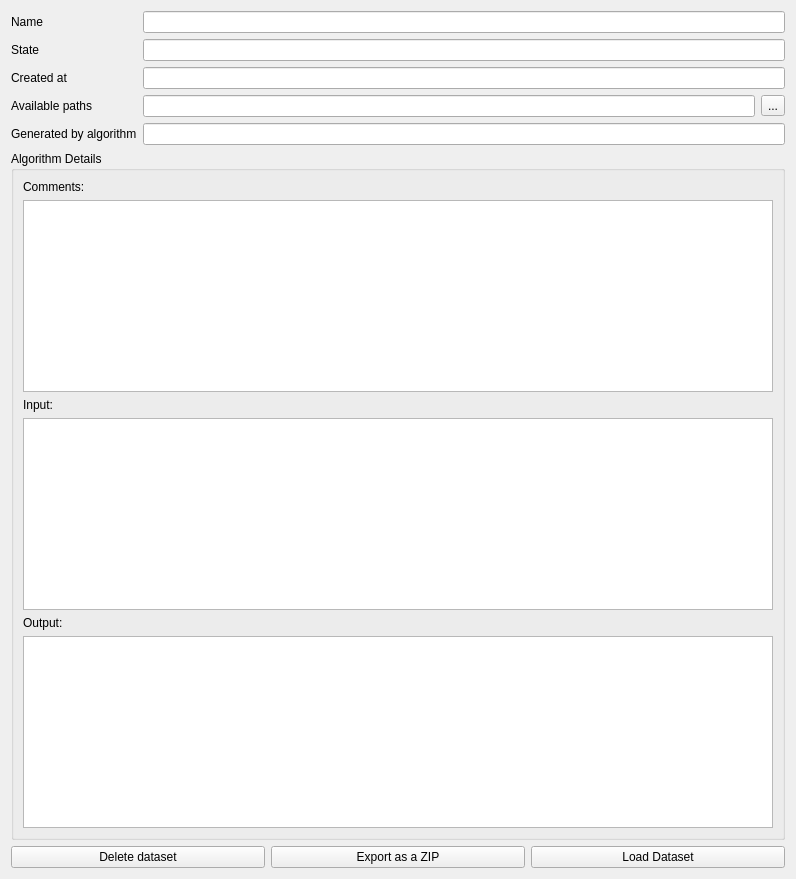
First picture: the form in LDMP/gui/WidgetDatasetItemDetails.ui, repository ConservationInternational/trends.earth, before the edit.
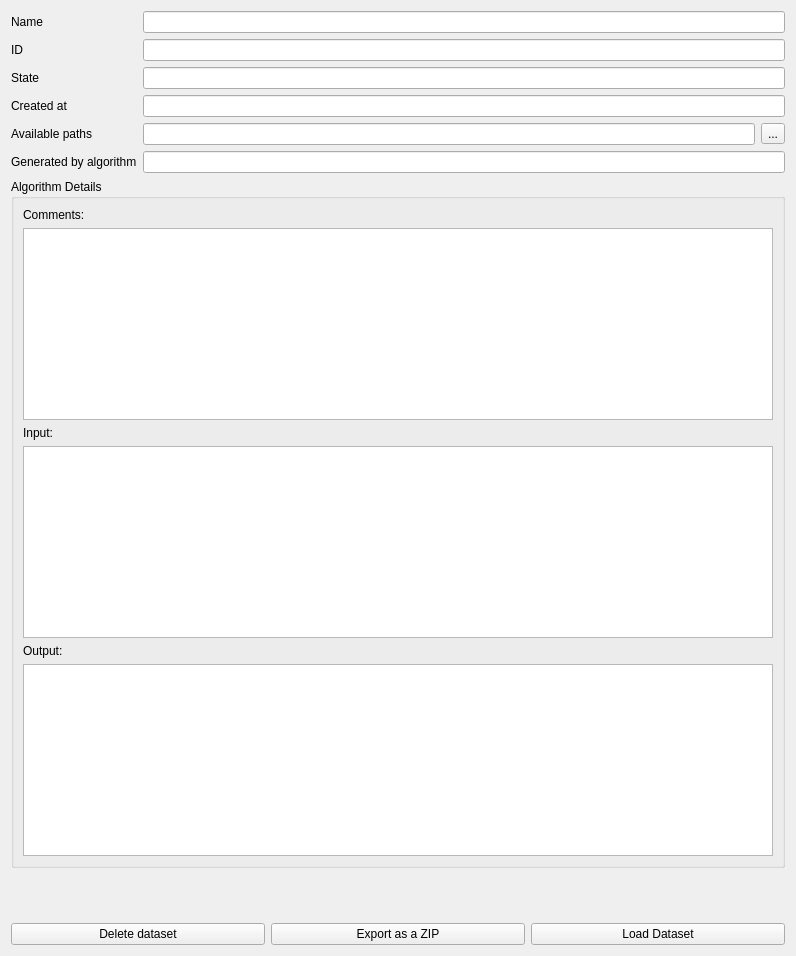
Second picture: the form after the edit. Icons and pictures are not drawn. Custom widgets are drawn as their Qt base class.

Commit message: Add id field to dataset details page

```diff
--- a/LDMP/gui/WidgetDatasetItemDetails.ui
+++ b/LDMP/gui/WidgetDatasetItemDetails.ui
@@ -7,7 +7,7 @@
     <x>0</x>
     <y>0</y>
     <width>796</width>
-    <height>278</height>
+    <height>956</height>
    </rect>
   </property>
   <property name="sizePolicy">
@@ -22,28 +22,7 @@
   <layout class="QVBoxLayout" name="verticalLayout_2">
    <item>
     <layout class="QGridLayout" name="gridLayout">
-     <item row="0" column="0">
-      <widget class="QLabel" name="label_3">
-       <property name="text">
-        <string>Name</string>
-       </property>
-      </widget>
-     </item>
-     <item row="0" column="1">
-      <widget class="QLineEdit" name="name_le">
-       <property name="readOnly">
-        <bool>true</bool>
-       </property>
-      </widget>
-     </item>
-     <item row="1" column="0">
-      <widget class="QLabel" name="label_5">
-       <property name="text">
-        <string>State</string>
-       </property>
-      </widget>
-     </item>
-     <item row="1" column="1">
+     <item row="2" column="1">
       <widget class="QLineEdit" name="state_le">
        <property name="readOnly">
         <bool>true</bool>
@@ -51,27 +30,55 @@
       </widget>
      </item>
      <item row="2" column="0">
+      <widget class="QLabel" name="label_5">
+       <property name="text">
+        <string>State</string>
+       </property>
+      </widget>
+     </item>
+     <item row="3" column="0">
       <widget class="QLabel" name="label">
        <property name="text">
         <string>Created at</string>
        </property>
       </widget>
      </item>
-     <item row="2" column="1">
+     <item row="3" column="1">
       <widget class="QLineEdit" name="created_at_le">
        <property name="readOnly">
         <bool>true</bool>
        </property>
       </widget>
      </item>
-     <item row="3" column="0">
+     <item row="4" column="0">
       <widget class="QLabel" name="label_2">
        <property name="text">
         <string>Available paths</string>
        </property>
       </widget>
      </item>
-     <item row="3" column="1">
+     <item row="0" column="0">
+      <widget class="QLabel" name="label_3">
+       <property name="text">
+        <string>Name</string>
+       </property>
+      </widget>
+     </item>
+     <item row="0" column="1">
+      <widget class="QLineEdit" name="name_le">
+       <property name="readOnly">
+        <bool>true</bool>
+       </property>
+      </widget>
+     </item>
+     <item row="5" column="0">
+      <widget class="QLabel" name="label_4">
+       <property name="text">
+        <string>Generated by algorithm</string>
+       </property>
+      </widget>
+     </item>
+     <item row="4" column="1">
       <layout class="QHBoxLayout" name="horizontalLayout_2">
        <item>
         <widget class="QLineEdit" name="path_le">
@@ -89,20 +96,27 @@
        </item>
       </layout>
      </item>
-     <item row="4" column="0">
-      <widget class="QLabel" name="label_4">
-       <property name="text">
-        <string>Generated by algorithm</string>
-       </property>
-      </widget>
-     </item>
-     <item row="4" column="1">
+     <item row="5" column="1">
       <widget class="QLineEdit" name="alg_le">
        <property name="readOnly">
         <bool>true</bool>
        </property>
       </widget>
      </item>
+     <item row="1" column="0">
+      <widget class="QLabel" name="label_6">
+       <property name="text">
+        <string>ID</string>
+       </property>
+      </widget>
+     </item>
+     <item row="1" column="1">
+      <widget class="QLineEdit" name="id_le">
+       <property name="readOnly">
+        <bool>true</bool>
+       </property>
+      </widget>
+     </item>
     </layout>
    </item>
    <item>
@@ -148,8 +162,8 @@
          <string>&lt;!DOCTYPE HTML PUBLIC &quot;-//W3C//DTD HTML 4.0//EN&quot; &quot;http://www.w3.org/TR/REC-html40/strict.dtd&quot;&gt;
 &lt;html&gt;&lt;head&gt;&lt;meta name=&quot;qrichtext&quot; content=&quot;1&quot; /&gt;&lt;style type=&quot;text/css&quot;&gt;
 p, li { white-space: pre-wrap; }
-&lt;/style&gt;&lt;/head&gt;&lt;body style=&quot; font-family:'Ubuntu'; font-size:11pt; font-weight:400; font-style:normal;&quot;&gt;
-&lt;p style=&quot;-qt-paragraph-type:empty; margin-top:0px; margin-bottom:0px; margin-left:0px; margin-right:0px; -qt-block-indent:0; text-indent:0px; font-family:'MS Shell Dlg 2'; font-size:8pt;&quot;&gt;&lt;br /&gt;&lt;/p&gt;&lt;/body&gt;&lt;/html&gt;</string>
+&lt;/style&gt;&lt;/head&gt;&lt;body style=&quot; font-family:'MS Shell Dlg 2'; font-size:12pt; font-weight:400; font-style:normal;&quot;&gt;
+&lt;p style=&quot;-qt-paragraph-type:empty; margin-top:0px; margin-bottom:0px; margin-left:0px; margin-right:0px; -qt-block-indent:0; text-indent:0px; font-size:8pt;&quot;&gt;&lt;br /&gt;&lt;/p&gt;&lt;/body&gt;&lt;/html&gt;</string>
         </property>
         <property name="openExternalLinks">
          <bool>true</bool>
```
The commit also changes 1 other file.
